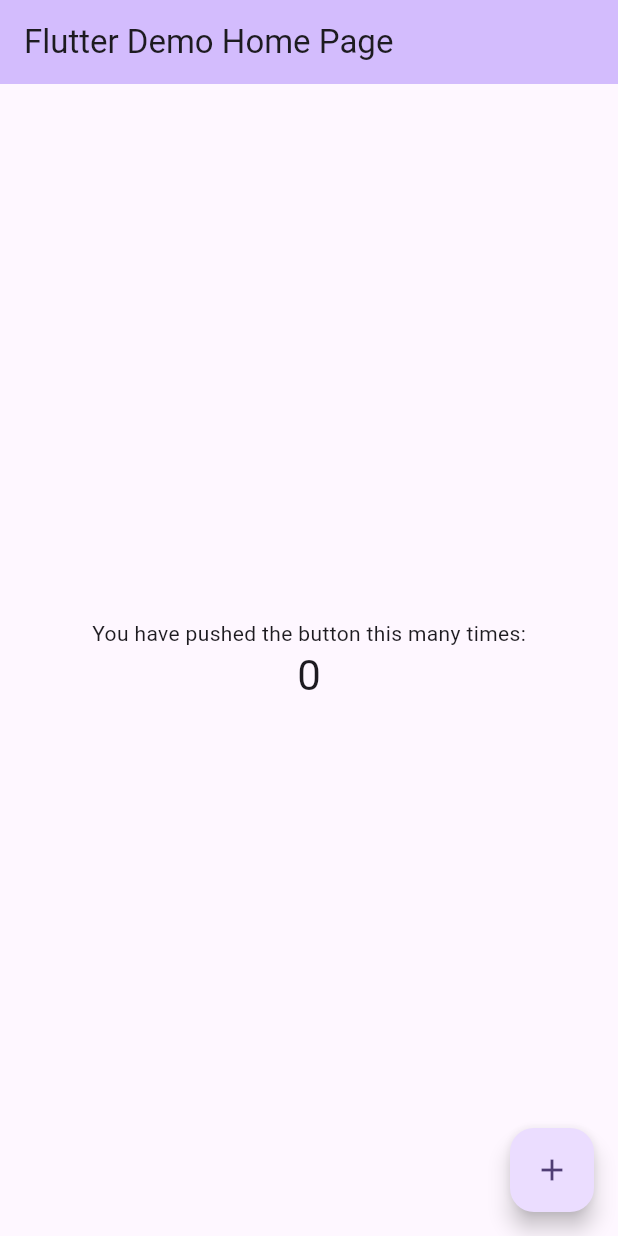
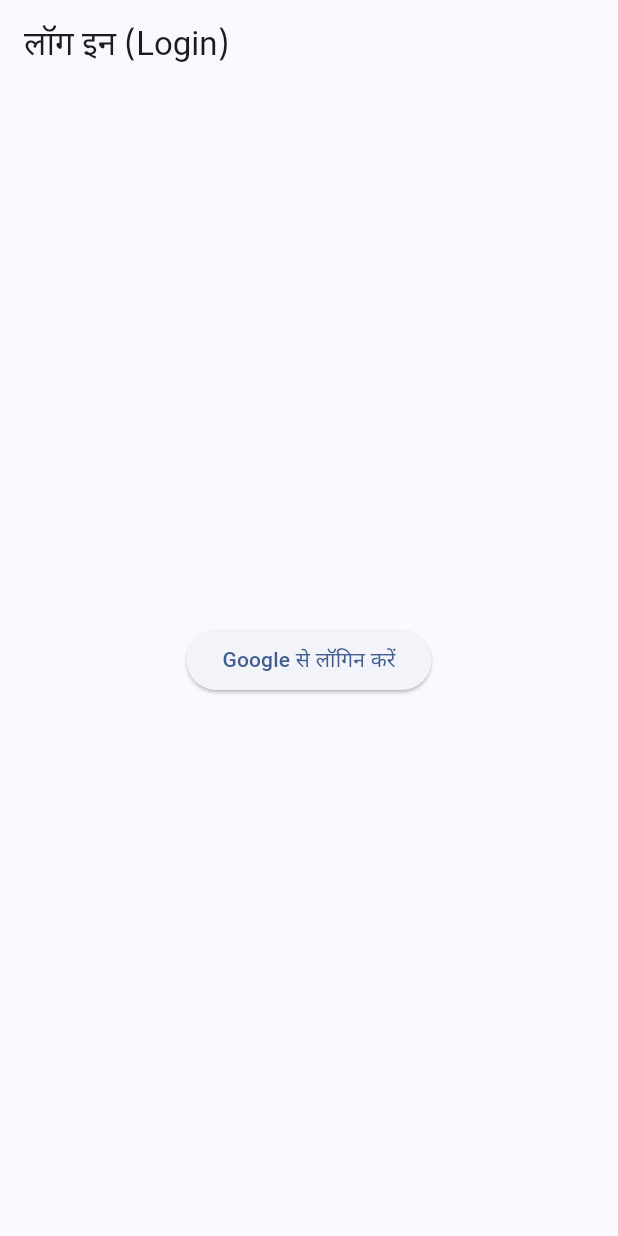
Before and after one commit to sprakash1729/patwari-chauhaddi-app, a Flutter app: the screen it shows after launch, on a phone screen of 412 x 824 dp. Run offline on Flutter 3.47's test engine with Material 3 defaults, Android fonts, the phone set to English and light mode, and no system bars; our stand-ins replace firebase_core, google_fonts; accounts and stored records are empty.

Commit message:
Refactor main app structure and add routing

```diff
--- a/lib/main.dart
+++ b/lib/main.dart
@@ -1,122 +1,108 @@
 import 'package:flutter/material.dart';
+import 'package:firebase_core/firebase_core.dart';
+import 'package:google_fonts/google_fonts.dart';
 
-void main() {
-  runApp(const MyApp());
+// IMPORTANT: Run `flutterfire configure` in your terminal to generate this file automatically
+// import 'firebase_options.dart';
+
+void main() async {
+  // 1. Ensure Flutter bindings are initialized before calling Firebase Android code
+  WidgetsFlutterBinding.ensureInitialized();
+
+  // 2. Initialize Firebase
+  await Firebase.initializeApp(
+    // options: DefaultFirebaseOptions.currentPlatform, // Uncomment after running flutterfire
+  );
+
+  // 3. Start the application
+  runApp(const PatwariApp());
 }
 
-class MyApp extends StatelessWidget {
-  const MyApp({super.key});
+class PatwariApp extends StatelessWidget {
+  const PatwariApp({super.key});
 
-  // This widget is the root of your application.
   @override
   Widget build(BuildContext context) {
     return MaterialApp(
-      title: 'Flutter Demo',
+      title: 'चतुरसीमा (Chaturseema) Generator',
+      debugShowCheckedModeBanner: false,
       theme: ThemeData(
-        // This is the theme of your application.
-        //
-        // TRY THIS: Try running your application with "flutter run". You'll see
-        // the application has a purple toolbar. Then, without quitting the app,
-        // try changing the seedColor in the colorScheme below to Colors.green
-        // and then invoke "hot reload" (save your changes or press the "hot
-        // reload" button in a Flutter-supported IDE, or press "r" if you used
-        // the command line to start the app).
-        //
-        // Notice that the counter didn't reset back to zero; the application
-        // state is not lost during the reload. To reset the state, use hot
-        // restart instead.
-        //
-        // This works for code too, not just values: Most code changes can be
-        // tested with just a hot reload.
-        colorScheme: .fromSeed(seedColor: Colors.deepPurple),
+        // Use a professional, official-looking color seed (e.g., solid blue or green)
+        colorScheme: ColorScheme.fromSeed(seedColor: Colors.blue.shade800),
+        useMaterial3: true,
+        // Integrate Hindi Font Support Globally
+        textTheme: GoogleFonts.notoSansDevanagariTextTheme(
+          Theme.of(context).textTheme,
+        ),
       ),
-      home: const MyHomePage(title: 'Flutter Demo Home Page'),
+
+      // Basic Named Routing Structure
+      initialRoute: '/',
+      routes: {
+        '/': (context) => const LoginScreen(),
+        '/dashboard': (context) => const DashboardScreen(),
+        '/create-document': (context) => const GenerateChaturseemaScreen(),
+      },
     );
   }
 }
 
-class MyHomePage extends StatefulWidget {
-  const MyHomePage({super.key, required this.title});
+// ============================================================================
+// Placeholder Screens for Routing Structure
+// ============================================================================
 
-  // This widget is the home page of your application. It is stateful, meaning
-  // that it has a State object (defined below) that contains fields that affect
-  // how it looks.
-
-  // This class is the configuration for the state. It holds the values (in this
-  // case the title) provided by the parent (in this case the App widget) and
-  // used by the build method of the State. Fields in a Widget subclass are
-  // always marked "final".
-
-  final String title;
-
-  @override
-  State<MyHomePage> createState() => _MyHomePageState();
-}
-
-class _MyHomePageState extends State<MyHomePage> {
-  int _counter = 0;
-
-  void _incrementCounter() {
-    setState(() {
-      // This call to setState tells the Flutter framework that something has
-      // changed in this State, which causes it to rerun the build method below
-      // so that the display can reflect the updated values. If we changed
-      // _counter without calling setState(), then the build method would not be
-      // called again, and so nothing would appear to happen.
-      _counter++;
-    });
-  }
+class LoginScreen extends StatelessWidget {
+  const LoginScreen({super.key});
 
   @override
   Widget build(BuildContext context) {
-    // This method is rerun every time setState is called, for instance as done
-    // by the _incrementCounter method above.
-    //
-    // The Flutter framework has been optimized to make rerunning build methods
-    // fast, so that you can just rebuild anything that needs updating rather
-    // than having to individually change instances of widgets.
     return Scaffold(
-      appBar: AppBar(
-        // TRY THIS: Try changing the color here to a specific color (to
-        // Colors.amber, perhaps?) and trigger a hot reload to see the AppBar
-        // change color while the other colors stay the same.
-        backgroundColor: Theme.of(context).colorScheme.inversePrimary,
-        // Here we take the value from the MyHomePage object that was created by
-        // the App.build method, and use it to set our appbar title.
-        title: Text(widget.title),
-      ),
+      appBar: AppBar(title: const Text('लॉग इन (Login)')),
       body: Center(
-        // Center is a layout widget. It takes a single child and positions it
-        // in the middle of the parent.
         child: Column(
-          // Column is also a layout widget. It takes a list of children and
-          // arranges them vertically. By default, it sizes itself to fit its
-          // children horizontally, and tries to be as tall as its parent.
-          //
-          // Column has various properties to control how it sizes itself and
-          // how it positions its children. Here we use mainAxisAlignment to
-          // center the children vertically; the main axis here is the vertical
-          // axis because Columns are vertical (the cross axis would be
-          // horizontal).
-          //
-          // TRY THIS: Invoke "debug painting" (choose the "Toggle Debug Paint"
-          // action in the IDE, or press "p" in the console), to see the
-          // wireframe for each widget.
-          mainAxisAlignment: .center,
+          mainAxisAlignment: MainAxisAlignment.center,
           children: [
-            const Text('You have pushed the button this many times:'),
-            Text(
-              '$_counter',
-              style: Theme.of(context).textTheme.headlineMedium,
+            ElevatedButton(
+              onPressed: () {
+                // Implement Google Sign-In or Phone OTP here
+                Navigator.pushReplacementNamed(context, '/dashboard');
+              },
+              child: const Text('Google से लॉगिन करें'),
             ),
           ],
         ),
       ),
-      floatingActionButton: FloatingActionButton(
-        onPressed: _incrementCounter,
-        tooltip: 'Increment',
-        child: const Icon(Icons.add),
+    );
+  }
+}
+
+class DashboardScreen extends StatelessWidget {
+  const DashboardScreen({super.key});
+
+  @override
+  Widget build(BuildContext context) {
+    return Scaffold(
+      appBar: AppBar(title: const Text('डैशबोर्ड (Dashboard)')),
+      body: Center(
+        child: ElevatedButton(
+          onPressed: () => Navigator.pushNamed(context, '/create-document'),
+          child: const Text('नया चतुरसीमा बनाएं (Generate New)'),
+        ),
       ),
     );
   }
 }
+
+class GenerateChaturseemaScreen extends StatelessWidget {
+  const GenerateChaturseemaScreen({super.key});
+
+  @override
+  Widget build(BuildContext context) {
+    return Scaffold(
+      appBar: AppBar(title: const Text('नया चतुरसीमा (New Chaturseema)')),
+      body: const Center(
+        child: Text('Add your flutter_typeahead inputs here...'),
+      ),
+    );
+  }
+}
```
